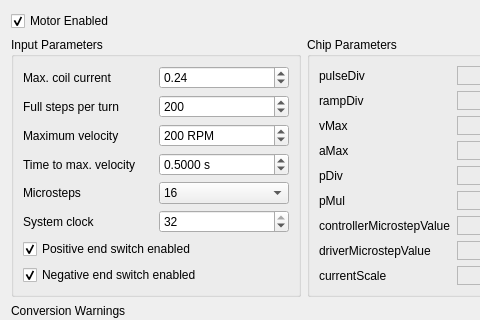
Old version of the form ConfigCalculator/GUI/MotorConfigWidget.ui in the repository ChimeraTK/MotorDriverCard; both pictures show x 0 to 480 and y 0 to 320 of the 608 by 447 pixel window.
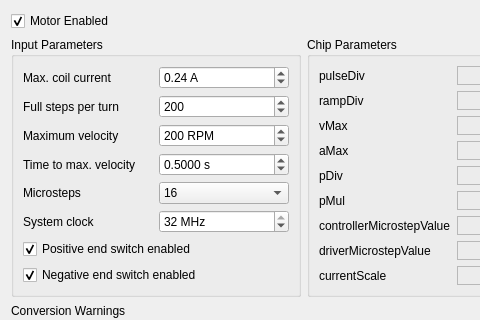
New version of the form.

Commit message: Added missing units to the GUI input variables

```diff
--- a/ConfigCalculator/GUI/MotorConfigWidget.ui
+++ b/ConfigCalculator/GUI/MotorConfigWidget.ui
@@ -162,6 +162,9 @@
         </item>
         <item row="5" column="1">
          <widget class="QSpinBox" name="systemClock">
+          <property name="suffix">
+           <string> MHz</string>
+          </property>
           <property name="minimum">
            <number>1</number>
           </property>
@@ -195,6 +198,9 @@
         </item>
         <item row="0" column="1">
          <widget class="QDoubleSpinBox" name="iMax">
+          <property name="suffix">
+           <string> A</string>
+          </property>
           <property name="minimum">
            <double>0.010000000000000</double>
           </property>
```
The commit also changes 1 other file.
